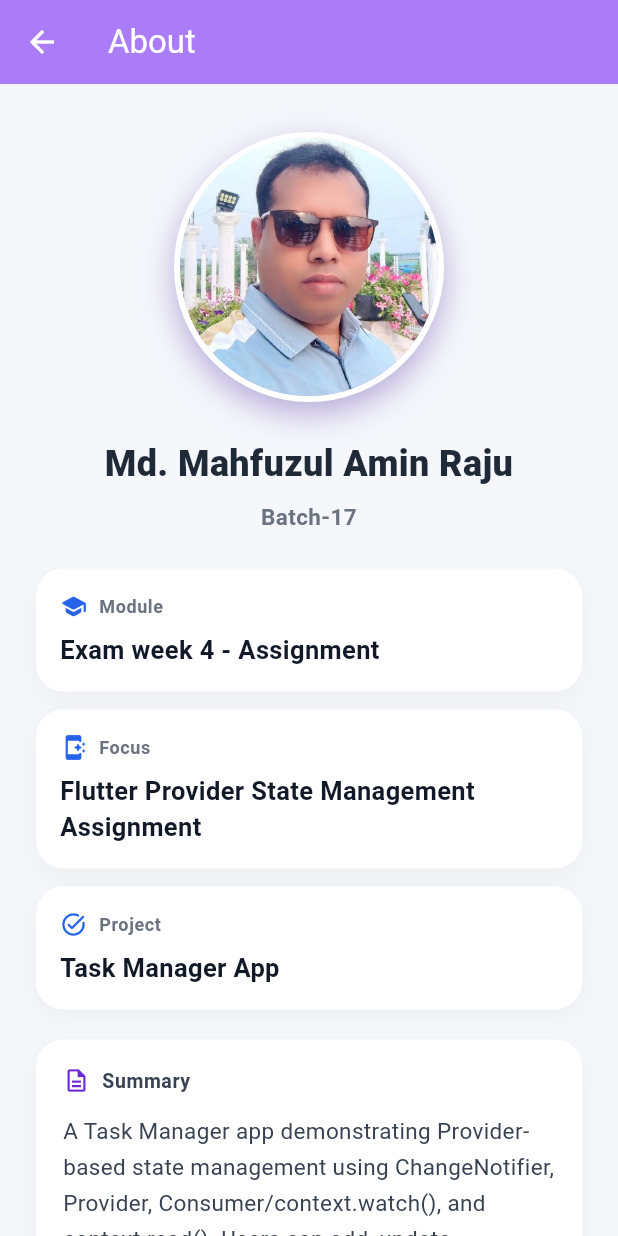
After one commit to raju-bd/TaskManager, a Flutter app: the screen it shows after launch, after a tap on the "info outline" icon, on a phone screen of 412 x 824 dp. The commit adds this screen. Run offline on Flutter 3.47's test engine with Material 3 defaults, Android fonts, the phone set to English and light mode, and no system bars.

Commit message:
Add AboutScreen widget with developer information and project details

```diff
--- /dev/null
+++ b/lib/screens/about_screen.dart
@@ -0,0 +1,227 @@
+import 'package:flutter/material.dart';
+
+const String kDeveloperName = 'Md. Mahfuzul Amin Raju';
+const String kDeveloperBatch = 'Batch-17';
+const String kProjectName = 'Task Manager App';
+const String kModuleName = 'Exam week 4 - Assignment';
+const String kModuleSubtitle = 'Flutter Provider State Management Assignment';
+const String kDeveloperPhotoAsset = 'assets/images/raju.jpg';
+const String kProjectDescription =
+    'A Task Manager app demonstrating Provider-based state management using ChangeNotifier, Provider, Consumer/context.watch(), and context.read(). Users can add, update, complete, delete, and track task statistics with real-time UI updates—without using setState() for task state.';
+
+class AboutScreen extends StatelessWidget {
+  const AboutScreen({super.key});
+
+  @override
+  Widget build(BuildContext context) {
+    return Scaffold(
+      backgroundColor: const Color(0xFFF6F7FB),
+      appBar: AppBar(
+        title: const Text('About'),
+        backgroundColor: const Color.fromARGB(255, 171, 124, 248),
+        foregroundColor: Colors.white,
+      ),
+      body: SafeArea(
+        child: SingleChildScrollView(
+          padding: const EdgeInsets.all(24),
+          child: Column(
+            crossAxisAlignment: CrossAxisAlignment.stretch,
+            children: [
+              const SizedBox(height: 8),
+              const Center(
+                child: _DeveloperPhoto(assetPath: kDeveloperPhotoAsset),
+              ),
+              const SizedBox(height: 24),
+              const Text(
+                kDeveloperName,
+                textAlign: TextAlign.center,
+                style: TextStyle(
+                  fontSize: 24,
+                  fontWeight: FontWeight.w800,
+                  color: Color(0xFF1F2937),
+                ),
+              ),
+              const SizedBox(height: 8),
+              const Text(
+                kDeveloperBatch,
+                textAlign: TextAlign.center,
+                style: TextStyle(
+                  fontSize: 15,
+                  fontWeight: FontWeight.w600,
+                  color: Color(0xFF6B7280),
+                ),
+              ),
+              const SizedBox(height: 24),
+              const _InfoCard(
+                title: 'Module',
+                icon: Icons.school_rounded,
+                value: kModuleName,
+              ),
+              const SizedBox(height: 12),
+              const _InfoCard(
+                title: 'Focus',
+                icon: Icons.app_shortcut_rounded,
+                value: kModuleSubtitle,
+              ),
+              const SizedBox(height: 12),
+              const _InfoCard(
+                title: 'Project',
+                icon: Icons.task_alt_rounded,
+                value: kProjectName,
+              ),
+              const SizedBox(height: 20),
+              Container(
+                padding: const EdgeInsets.all(18),
+                decoration: const BoxDecoration(
+                  color: Colors.white,
+                  borderRadius: BorderRadius.all(Radius.circular(18)),
+                  boxShadow: [
+                    BoxShadow(
+                      color: Color(0x0A000000),
+                      blurRadius: 12,
+                      offset: Offset(0, 6),
+                    ),
+                  ],
+                ),
+                child: const Column(
+                  crossAxisAlignment: CrossAxisAlignment.start,
+                  children: [
+                    Row(
+                      children: [
+                        Icon(
+                          Icons.description_outlined,
+                          size: 18,
+                          color: Color(0xFF6D28D9),
+                        ),
+                        SizedBox(width: 8),
+                        Text(
+                          'Summary',
+                          style: TextStyle(
+                            fontSize: 13,
+                            fontWeight: FontWeight.w700,
+                            color: Color(0xFF374151),
+                            letterSpacing: 0.4,
+                          ),
+                        ),
+                      ],
+                    ),
+                    SizedBox(height: 12),
+                    Text(
+                      kProjectDescription,
+                      style: TextStyle(
+                        fontSize: 15,
+                        height: 1.6,
+                        color: Color(0xFF374151),
+                      ),
+                    ),
+                  ],
+                ),
+              ),
+            ],
+          ),
+        ),
+      ),
+    );
+  }
+}
+
+class _InfoCard extends StatelessWidget {
+  const _InfoCard({
+    required this.title,
+    required this.icon,
+    required this.value,
+  });
+
+  final String title;
+  final IconData icon;
+  final String value;
+
+  @override
+  Widget build(BuildContext context) {
+    return Container(
+      width: double.infinity,
+      padding: const EdgeInsets.all(16),
+      decoration: const BoxDecoration(
+        color: Colors.white,
+        borderRadius: BorderRadius.all(Radius.circular(18)),
+        boxShadow: [
+          BoxShadow(
+            color: Color(0x0A000000),
+            blurRadius: 12,
+            offset: Offset(0, 4),
+          ),
+        ],
+      ),
+      child: Column(
+        crossAxisAlignment: CrossAxisAlignment.start,
+        children: [
+          Row(
+            children: [
+              Icon(icon, size: 18, color: const Color(0xFF2563EB)),
+              const SizedBox(width: 8),
+              Text(
+                title,
+                style: const TextStyle(
+                  fontSize: 12,
+                  fontWeight: FontWeight.w700,
+                  color: Color(0xFF6B7280),
+                  letterSpacing: 0.4,
+                ),
+              ),
+            ],
+          ),
+          const SizedBox(height: 8),
+          Text(
+            value,
+            style: const TextStyle(
+              fontSize: 17,
+              fontWeight: FontWeight.w700,
+              color: Color(0xFF111827),
+            ),
+          ),
+        ],
+      ),
+    );
+  }
+}
+
+class _DeveloperPhoto extends StatelessWidget {
+  const _DeveloperPhoto({required this.assetPath});
+
+  final String assetPath;
+
+  @override
+  Widget build(BuildContext context) {
+    return Container(
+      width: 180,
+      height: 180,
+      decoration: BoxDecoration(
+        shape: BoxShape.circle,
+        border: Border.all(color: Colors.white, width: 4),
+        boxShadow: const [
+          BoxShadow(
+            color: Color(0x593E1D9A),
+            blurRadius: 18,
+            offset: Offset(0, 8),
+          ),
+        ],
+      ),
+      child: ClipOval(
+        child: Image.asset(
+          assetPath,
+          fit: BoxFit.cover,
+          errorBuilder: (context, error, stackTrace) {
+            return Container(
+              color: const Color(0xFFE5E7EB),
+              child: const Icon(
+                Icons.person,
+                size: 72,
+                color: Color(0xFF6B7280),
+              ),
+            );
+          },
+        ),
+      ),
+    );
+  }
+}
--- a/lib/screens/home_screen.dart
+++ b/lib/screens/home_screen.dart
@@ -4,6 +4,7 @@ import '../providers/task_provider.dart';
 import '../widgets/task_stats.dart';
 import '../widgets/task_tile.dart';
 import '../widgets/add_task_dialog.dart';
+import 'about_screen.dart';
 
 // Main (and only) screen of the app. Brings together the stats
 // strip, the scrollable task list, and the FAB for adding new
@@ -26,6 +27,18 @@ class HomeScreen extends StatelessWidget {
         backgroundColor: const Color.fromARGB(255, 171, 124, 248),
         title: const Text('Task Manager'),
         centerTitle: true,
+        actions: [
+          IconButton(
+            tooltip: 'About',
+            onPressed: () {
+              Navigator.push(
+                context,
+                MaterialPageRoute(builder: (_) => const AboutScreen()),
+              );
+            },
+            icon: const Icon(Icons.info_outline),
+          ),
+        ],
       ),
       body: Column(
         children: [
--- a/pubspec.yaml
+++ b/pubspec.yaml
@@ -20,3 +20,5 @@ dev_dependencies:
 
 flutter:
   uses-material-design: true
+  assets:
+    - assets/images/
```
Also changed, not shown: assets/images/raju.jpg (added).
